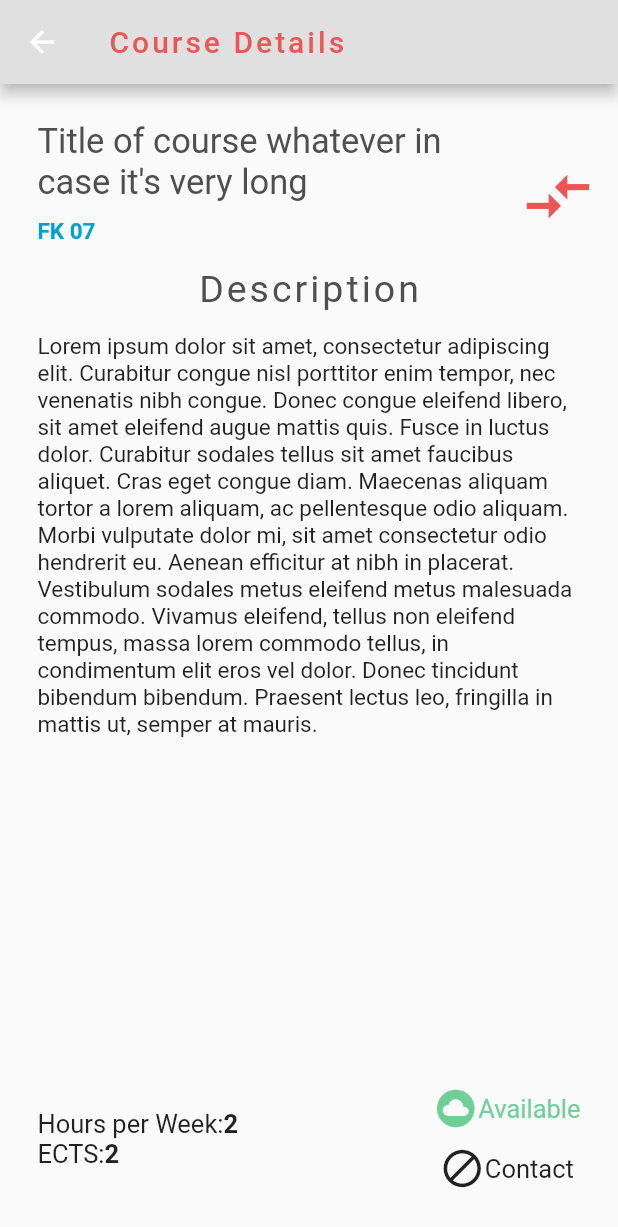
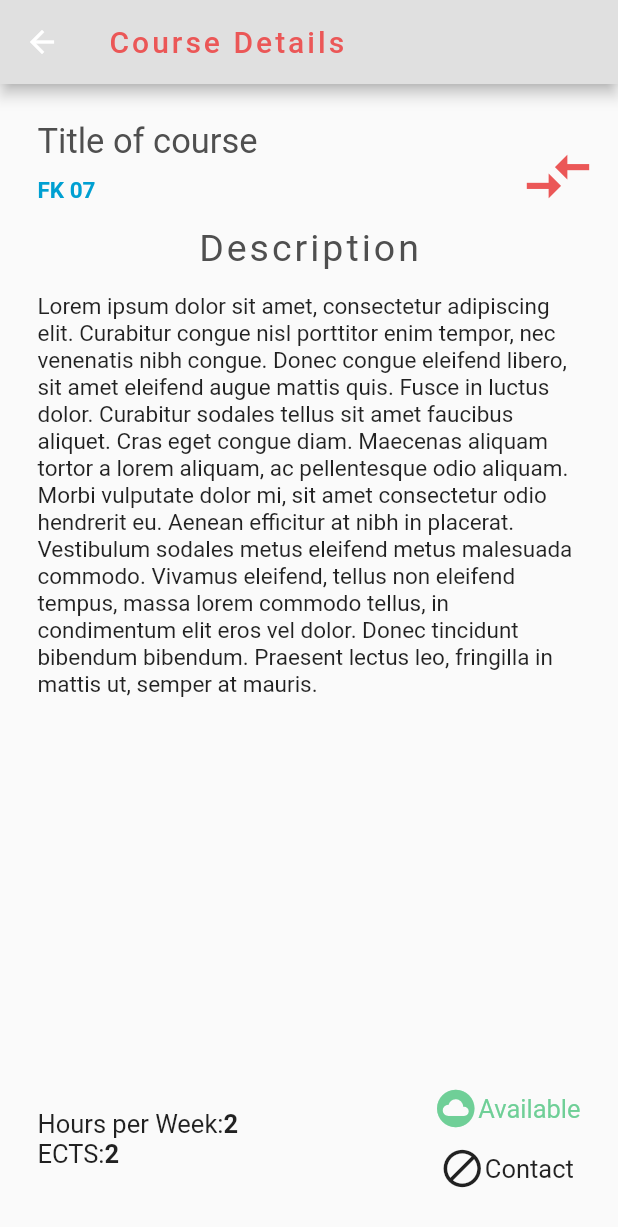
Before and after one commit to mobileappdevhm/dev-team-1-cie-app-in-flutter, a Flutter app: the CourseDetails screen opened directly, on a phone screen of 412 x 824 dp. Shown: the top 1227 px of the screen. Run offline on Flutter 3.47's test engine with Material 2 defaults, Android fonts, the phone set to English and light mode, and no system bars; our stand-ins replace connectivity; missing offline and left inert: progress_hud; accounts and stored records are empty.

Commit message:
change title text

```diff
--- a/lib/widgets/courseDetails.dart
+++ b/lib/widgets/courseDetails.dart
@@ -41,7 +41,7 @@ class _CourseDetailsState extends State<CourseDetails> {
                           new Container(
                             padding: const EdgeInsets.only(bottom: 10.0),
                             child: new Text(
-                              "Title of course whatever in case it's very long",
+                              "Title of course",
                               style: CiEStyle.getCourseDescriptionTitleStyle(),
                             ),
                           ),
```
